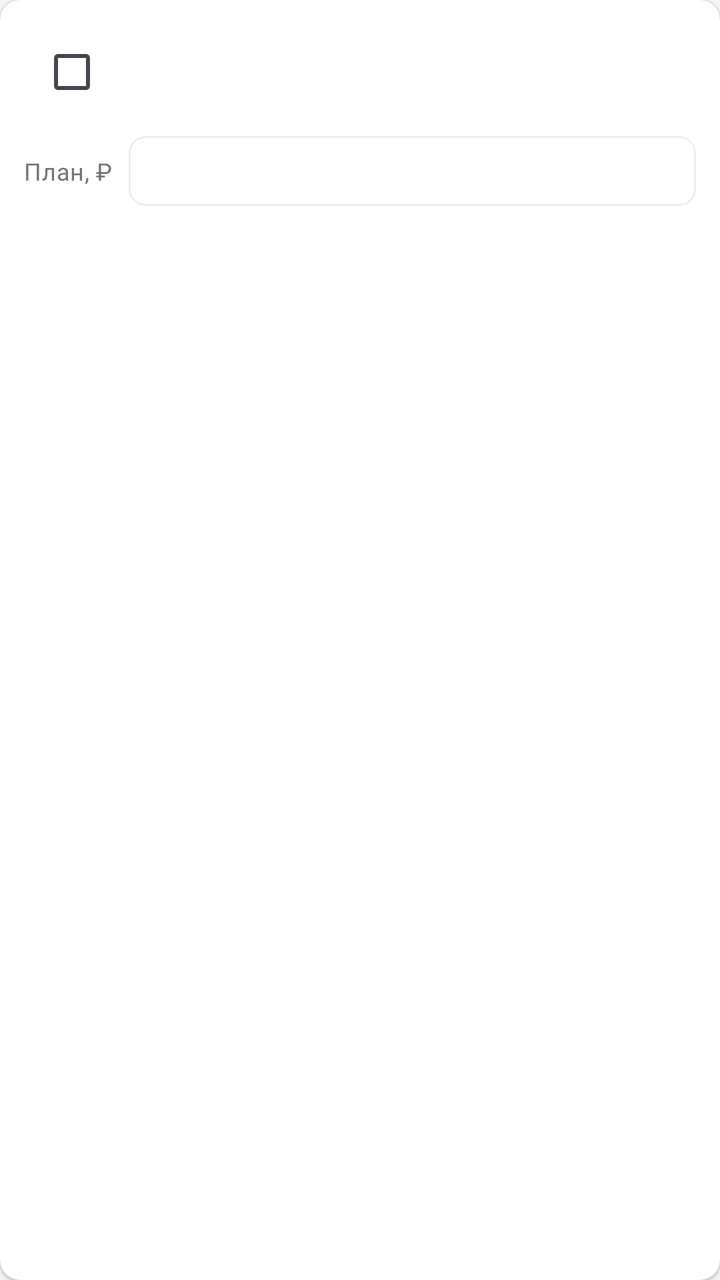
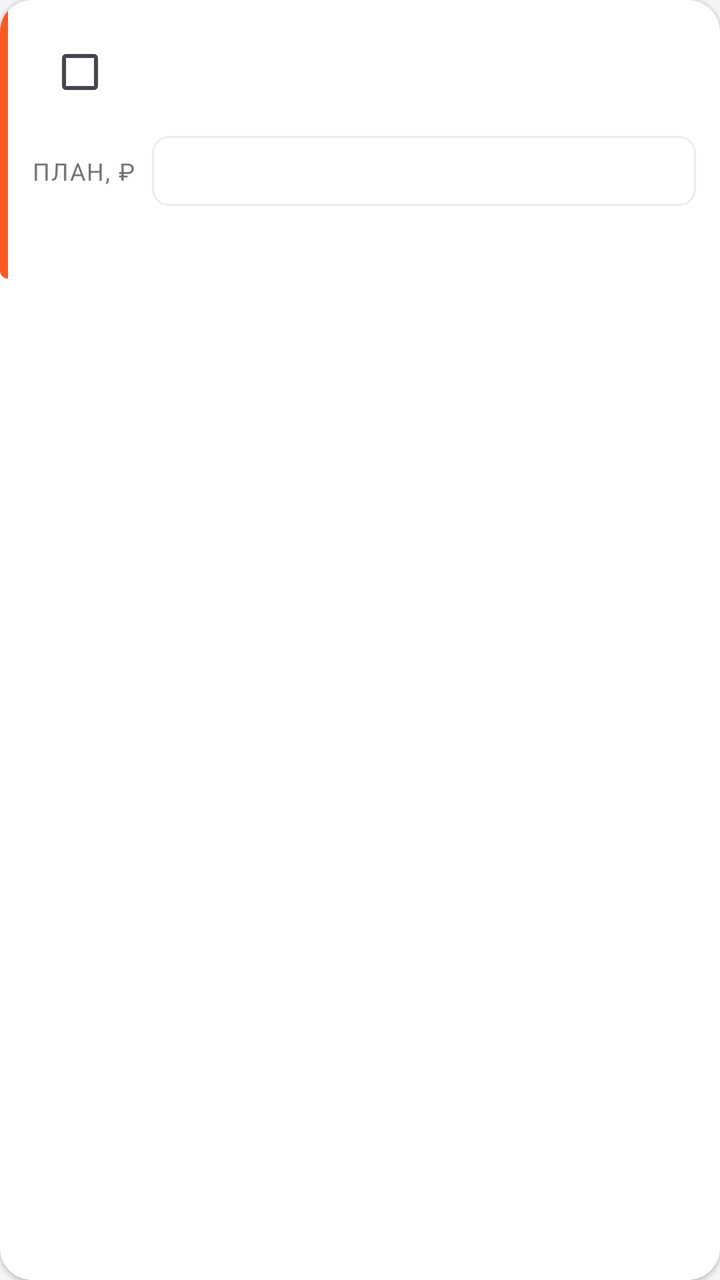

Two renders of the same Android screen: before a commit and after it. Below are the layout's source before the change and the commit's diff.
<!-- AndroidManifest.xml: application theme Theme.MyBudget -->
<!-- res/layout/item_expense_plan_row.xml -->
<?xml version="1.0" encoding="utf-8"?>
<androidx.cardview.widget.CardView xmlns:android="http://schemas.android.com/apk/res/android"
    android:layout_width="match_parent"
    android:layout_height="wrap_content"
    android:layout_marginBottom="@dimen/space_8"
    style="@style/Card.MyBudget.Surface.Small">
    <LinearLayout
        android:orientation="vertical"
        android:padding="@dimen/space_12"
        android:layout_width="match_parent"
        android:layout_height="wrap_content">
        <LinearLayout
            android:gravity="center_vertical"
            android:orientation="horizontal"
            android:layout_width="match_parent"
            android:layout_height="wrap_content">
            <CheckBox
                android:id="@+id/expensePlanIncludeCheck"
                android:layout_width="wrap_content"
                android:layout_height="wrap_content"/>
            <LinearLayout
                android:orientation="vertical"
                android:layout_width="0dp"
                android:layout_height="wrap_content"
                android:layout_weight="1">
                <TextView
                    android:textSize="15sp"
                    android:id="@+id/expensePlanCategoryName"
                    android:layout_width="match_parent"
                    android:layout_height="wrap_content"
                    style="@style/Text.MyBudget.Section"/>
                <TextView
                    android:textSize="11sp"
                    android:id="@+id/expensePlanParentName"
                    android:visibility="gone"
                    android:layout_width="match_parent"
                    android:layout_height="wrap_content"
                    style="@style/Text.MyBudget.Subtitle"/>
            </LinearLayout>
        </LinearLayout>
        <LinearLayout
            android:gravity="center_vertical"
            android:orientation="horizontal"
            android:layout_width="match_parent"
            android:layout_height="wrap_content"
            android:layout_marginTop="@dimen/space_8">
            <TextView
                android:textSize="12sp"
                android:layout_width="wrap_content"
                android:layout_height="wrap_content"
                android:text="@string/expense_plan_amount_label"
                style="@style/Text.MyBudget.Subtitle"/>
            <EditText
                android:textSize="14sp"
                android:id="@+id/expensePlanAmountInput"
                android:background="@drawable/edittext_border"
                android:padding="@dimen/space_8"
                android:layout_width="0dp"
                android:layout_height="wrap_content"
                android:layout_weight="1"
                android:inputType="numberDecimal"
                android:layout_marginStart="@dimen/space_8"/>
        </LinearLayout>
        <LinearLayout
            android:orientation="horizontal"
            android:layout_width="match_parent"
            android:layout_height="wrap_content"
            android:layout_marginTop="@dimen/space_8">
            <TextView
                android:textSize="12sp"
                android:id="@+id/expensePlanSpentText"
                android:layout_width="0dp"
                android:layout_height="wrap_content"
                android:layout_weight="1"
                style="@style/Text.MyBudget.Subtitle"/>
            <TextView
                android:textSize="12sp"
                android:textStyle="bold"
                android:id="@+id/expensePlanDiffText"
                android:layout_width="wrap_content"
                android:layout_height="wrap_content"/>
        </LinearLayout>
    </LinearLayout>
</androidx.cardview.widget.CardView>
<!-- resources referenced by this layout -->
<resources>
  <dimen name="space_12">12dp</dimen>
  <dimen name="space_8">8dp</dimen>
  <!-- drawable edittext_border (drawable) -->
  <?xml version="1.0" encoding="utf-8"?>
  <shape xmlns:android="http://schemas.android.com/apk/res/android">
      <solid android:color="@color/card_background_white"/>
      <stroke
          android:width="1dp"
          android:color="@color/border_light"/>
      <corners android:radius="@dimen/radius_8"/>
  </shape>
  <string name="expense_plan_amount_label">План, ₽</string>
  <style name="Card.MyBudget.Surface.Small" parent="@style/Card.MyBudget.Surface">
      <item name="cardCornerRadius">@dimen/radius_10</item>
    </style>
  <style name="Text.MyBudget.Section" parent="@style/Text.MyBudget">
      <item name="android:textSize">16sp</item>
      <item name="android:textStyle">bold</item>
      <item name="android:textColor">@color/text_primary</item>
    </style>
  <style name="Text.MyBudget.Subtitle" parent="@style/Text.MyBudget">
      <item name="android:textSize">12sp</item>
      <item name="android:textColor">@color/text_secondary</item>
    </style>
  <style name="Theme.MyBudget" parent="@style/Base.Theme.MyBudget" />
  <color name="card_background_white">#ffffff</color>
  <color name="border_light">#eeeeee</color>
  <dimen name="radius_8">8dp</dimen>
  <style name="Card.MyBudget.Surface" parent="">
      <item name="cardBackgroundColor">@color/card_background_white</item>
      <item name="cardCornerRadius">@dimen/radius_16</item>
      <item name="cardElevation">@dimen/card_elevation_low</item>
    </style>
  <dimen name="radius_10">10dp</dimen>
  <style name="Text.MyBudget" parent="@style/TextAppearance.Material3.BodyMedium" />
  <color name="text_primary">#212121</color>
  <color name="text_secondary">#757575</color>
  <style name="Base.Theme.MyBudget" parent="@style/Theme.Material3.DayNight.NoActionBar">
      <item name="android:colorBackground">@color/background_light</item>
      <item name="colorOnPrimary">@color/md_theme_onPrimary</item>
      <item name="colorOnSurface">@color/md_theme_onSurface</item>
      <item name="colorOutline">@color/md_theme_outline</item>
      <item name="colorPrimary">@color/md_theme_primary</item>
      <item name="colorSurface">@color/md_theme_surface</item>
      <item name="colorSurfaceVariant">@color/md_theme_surfaceVariant</item>
    </style>
  <dimen name="radius_16">16dp</dimen>
  <dimen name="card_elevation_low">1dp</dimen>
  <color name="background_light">#f5f5f5</color>
  <color name="md_theme_onPrimary">#ffffff</color>
  <color name="md_theme_onSurface">#1d1b20</color>
  <color name="md_theme_outline">#79747e</color>
  <color name="md_theme_primary">#6750a4</color>
  <color name="md_theme_surface">#ffffff</color>
  <color name="md_theme_surfaceVariant">#e7e0ec</color>
</resources>

<!-- the commit's change to res/layout/item_expense_plan_row.xml (unified diff, before → after) -->
@@ -3,12 +3,20 @@
     android:layout_width="match_parent"
     android:layout_height="wrap_content"
     android:layout_marginBottom="@dimen/space_8"
-    style="@style/Card.MyBudget.Surface.Small">
+    style="@style/Card.MyBudget.Surface">
     <LinearLayout
-        android:orientation="vertical"
-        android:padding="@dimen/space_12"
+        android:orientation="horizontal"
         android:layout_width="match_parent"
         android:layout_height="wrap_content">
+        <View
+            android:layout_width="4dp"
+            android:layout_height="match_parent"
+            android:background="@drawable/expense_plan_row_accent" />
+        <LinearLayout
+            android:orientation="vertical"
+            android:padding="@dimen/space_12"
+            android:layout_width="match_parent"
+            android:layout_height="wrap_content">
         <LinearLayout
             android:gravity="center_vertical"
             android:orientation="horizontal"
@@ -45,11 +53,10 @@
             android:layout_height="wrap_content"
             android:layout_marginTop="@dimen/space_8">
             <TextView
-                android:textSize="12sp"
                 android:layout_width="wrap_content"
                 android:layout_height="wrap_content"
                 android:text="@string/expense_plan_amount_label"
-                style="@style/Text.MyBudget.Subtitle"/>
+                style="@style/Text.MyBudget.SectionLabel"/>
             <EditText
                 android:textSize="14sp"
                 android:id="@+id/expensePlanAmountInput"
@@ -80,5 +87,6 @@
                 android:layout_width="wrap_content"
                 android:layout_height="wrap_content"/>
         </LinearLayout>
+        </LinearLayout>
     </LinearLayout>
 </androidx.cardview.widget.CardView>
<!-- resource entries referenced after the edit -->
@@ -11,14 +11,25 @@
           android:color="@color/border_light"/>
       <corners android:radius="@dimen/radius_8"/>
   </shape>
+  <!-- drawable expense_plan_row_accent (drawable) -->
+  <?xml version="1.0" encoding="utf-8"?>
+  <shape xmlns:android="http://schemas.android.com/apk/res/android">
+      <solid android:color="@color/statistics_deep_orange" />
+      <corners
+          android:bottomLeftRadius="@dimen/radius_16"
+          android:topLeftRadius="@dimen/radius_16" />
+  </shape>
   <string name="expense_plan_amount_label">План, ₽</string>
-  <style name="Card.MyBudget.Surface.Small" parent="@style/Card.MyBudget.Surface">
-      <item name="cardCornerRadius">@dimen/radius_10</item>
-    </style>
   <style name="Text.MyBudget.Section" parent="@style/Text.MyBudget">
       <item name="android:textSize">16sp</item>
       <item name="android:textStyle">bold</item>
       <item name="android:textColor">@color/text_primary</item>
+    </style>
+  <style name="Text.MyBudget.SectionLabel" parent="@style/Text.MyBudget">
+      <item name="android:textSize">12sp</item>
+      <item name="android:textColor">@color/text_secondary</item>
+      <item name="android:textAllCaps">true</item>
+      <item name="android:letterSpacing">0.06</item>
     </style>
   <style name="Text.MyBudget.Subtitle" parent="@style/Text.MyBudget">
       <item name="android:textSize">12sp</item>
@@ -28,12 +39,12 @@
   <color name="card_background_white">#ffffff</color>
   <color name="border_light">#eeeeee</color>
   <dimen name="radius_8">8dp</dimen>
+  <color name="statistics_deep_orange">#ff5722</color>
   <style name="Card.MyBudget.Surface" parent="">
       <item name="cardBackgroundColor">@color/card_background_white</item>
       <item name="cardCornerRadius">@dimen/radius_16</item>
       <item name="cardElevation">@dimen/card_elevation_low</item>
     </style>
-  <dimen name="radius_10">10dp</dimen>
   <style name="Text.MyBudget" parent="@style/TextAppearance.Material3.BodyMedium" />
   <color name="text_primary">#212121</color>
   <color name="text_secondary">#757575</color>
